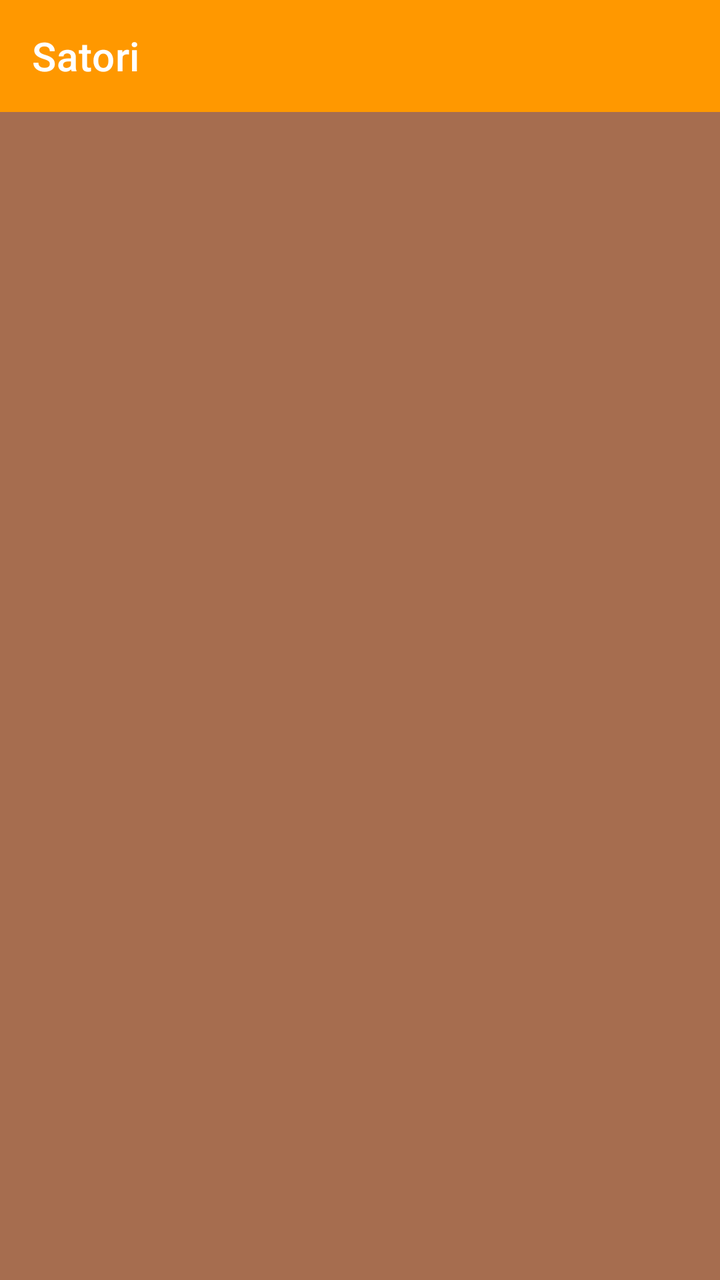
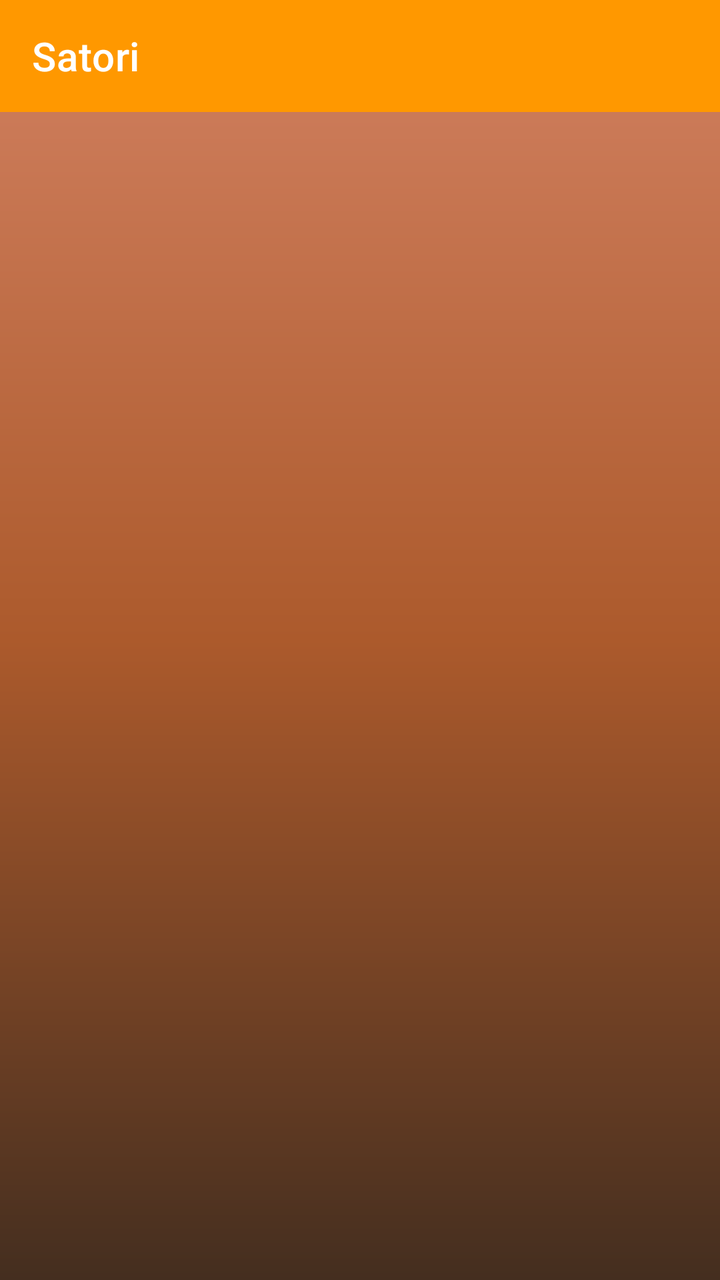

Screens rendered from an Android XML layout before and after an edit, with the pre-edit source and the edit as a unified diff.
<!-- AndroidManifest.xml: application theme Theme.Satori_by_Aristo -->
<!-- res/layout/activity_principal.xml -->
<?xml version="1.0" encoding="utf-8"?>
<androidx.drawerlayout.widget.DrawerLayout xmlns:android="http://schemas.android.com/apk/res/android"
    xmlns:app="http://schemas.android.com/apk/res-auto"
    xmlns:tools="http://schemas.android.com/tools"
    android:id="@+id/drawer_layout"
    android:layout_width="match_parent"
    android:layout_height="match_parent"
    tools:openDrawer="start"

    tools:context=".Principal"
    android:background="@color/naranja_fondo">

    <LinearLayout
        android:layout_width="match_parent"
        android:layout_height="match_parent"
        android:orientation="vertical">

        <com.google.android.material.appbar.MaterialToolbar
            android:id="@+id/top_app_bar"
            android:layout_width="match_parent"
            android:layout_height="wrap_content"
            android:background="@color/orange"
            android:theme="@style/ThemeOverlay.MaterialComponents.Dark.ActionBar"
            app:title="@string/app_name" />

        <FrameLayout
            android:id="@+id/content_frame"
            android:layout_width="match_parent"
            android:layout_height="0dp"
            android:layout_weight="1"
            android:padding="16dp"
            />


    </LinearLayout>

    <com.google.android.material.navigation.NavigationView

        android:id="@+id/nav_view"
        android:layout_width="wrap_content"
        android:layout_height="match_parent"
        android:layout_gravity="start"
        android:fitsSystemWindows="true"
        app:menu="@menu/menu"
        app:itemTextColor="@color/white"
        android:background="@color/grey"
        app:itemIconTint="@color/white"
        app:itemIconSize="32dp"/>

</androidx.drawerlayout.widget.DrawerLayout>
<!-- resources referenced by this layout -->
<resources>
  <color name="grey">#BF040303</color>
  <color name="naranja_fondo">#A66D4F</color>
  <color name="orange">#FF9800</color>
  <color name="white">#FFFFFFFF</color>
  <string name="app_name">Satori</string>
  <style name="Theme.Satori_by_Aristo" parent="Theme.MaterialComponents.DayNight.DarkActionBar">
          
          <item name="colorPrimary">@color/orange</item>
          <item name="colorPrimaryVariant">@color/orange_dark</item>
          <item name="colorOnPrimary">@color/white</item>
          <item name="colorSecondary">@color/grey</item>
          <item name="colorOnSecondary">@color/black</item>
      </style>
  <color name="orange_dark">#F57C00</color>
  <color name="black">#FF000000</color>
</resources>

<!-- the commit's change to res/layout/activity_principal.xml (unified diff, before → after) -->
@@ -6,14 +6,15 @@
     android:layout_width="match_parent"
     android:layout_height="match_parent"
     tools:openDrawer="start"
-
     tools:context=".Principal"
-    android:background="@color/naranja_fondo">
+    android:fitsSystemWindows="true">
 
     <LinearLayout
         android:layout_width="match_parent"
         android:layout_height="match_parent"
-        android:orientation="vertical">
+        android:orientation="vertical"
+        android:background="@drawable/bg_gradient"
+        android:fitsSystemWindows="true">
 
         <com.google.android.material.appbar.MaterialToolbar
             android:id="@+id/top_app_bar"
@@ -21,21 +22,22 @@
             android:layout_height="wrap_content"
             android:background="@color/orange"
             android:theme="@style/ThemeOverlay.MaterialComponents.Dark.ActionBar"
-            app:title="@string/app_name" />
+            app:title="@string/app_name"
+            app:titleTextColor="@color/white"
+            app:contentInsetStartWithNavigation="0dp" />
+
+
 
         <FrameLayout
             android:id="@+id/content_frame"
             android:layout_width="match_parent"
             android:layout_height="0dp"
             android:layout_weight="1"
-            android:padding="16dp"
-            />
-
+            android:padding="16dp" />
 
     </LinearLayout>
 
     <com.google.android.material.navigation.NavigationView
-
         android:id="@+id/nav_view"
         android:layout_width="wrap_content"
         android:layout_height="match_parent"
<!-- resource entries referenced after the edit -->
@@ -1,9 +1,17 @@
 <!-- resources referenced by this layout -->
 <resources>
   <color name="grey">#BF040303</color>
-  <color name="naranja_fondo">#A66D4F</color>
   <color name="orange">#FF9800</color>
   <color name="white">#FFFFFFFF</color>
+  <!-- drawable bg_gradient (drawable) -->
+  <shape xmlns:android="http://schemas.android.com/apk/res/android"
+      android:shape="rectangle">
+      <gradient
+          android:startColor="#442E1F"
+          android:centerColor="#AC5A2C"
+          android:endColor="#D28161"
+          android:angle="90"/>
+  </shape>
   <string name="app_name">Satori</string>
   <style name="Theme.Satori_by_Aristo" parent="Theme.MaterialComponents.DayNight.DarkActionBar">
           
@@ -12,6 +20,12 @@
           <item name="colorOnPrimary">@color/white</item>
           <item name="colorSecondary">@color/grey</item>
           <item name="colorOnSecondary">@color/black</item>
+  
+          
+          <item name="android:statusBarColor">@color/orange_dark</item> 
+          <item name="android:windowDrawsSystemBarBackgrounds">true</item> 
+          <item name="windowActionBar">true</item>
+          <item name="windowNoTitle">false</item>
       </style>
   <color name="orange_dark">#F57C00</color>
   <color name="black">#FF000000</color>
